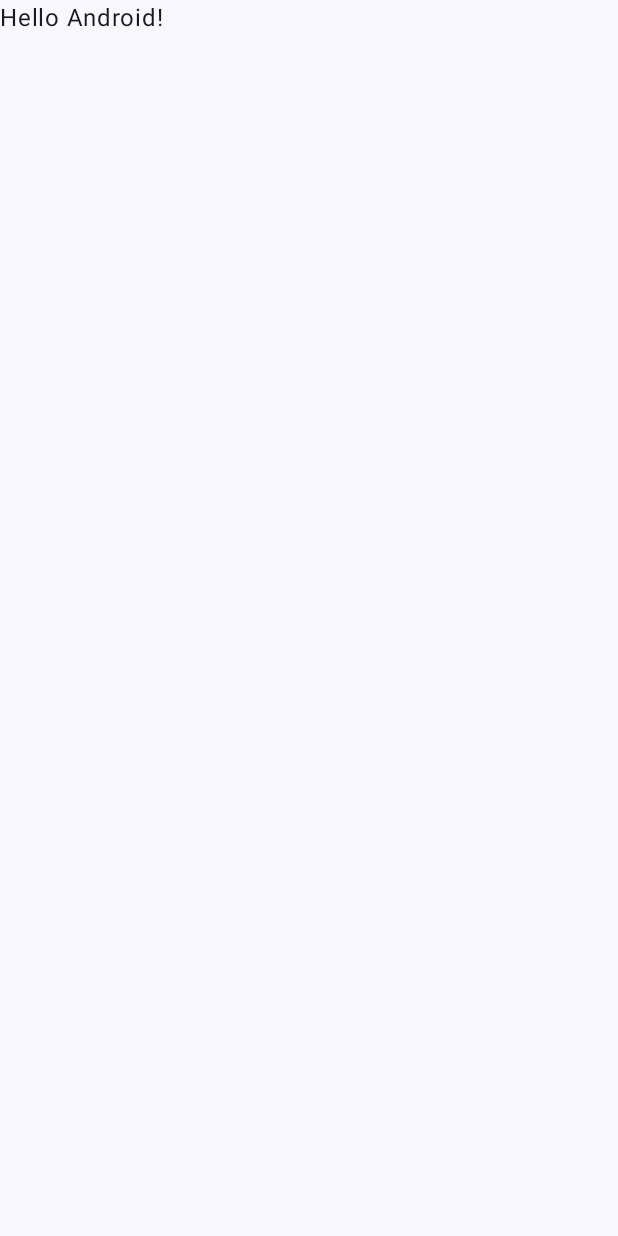
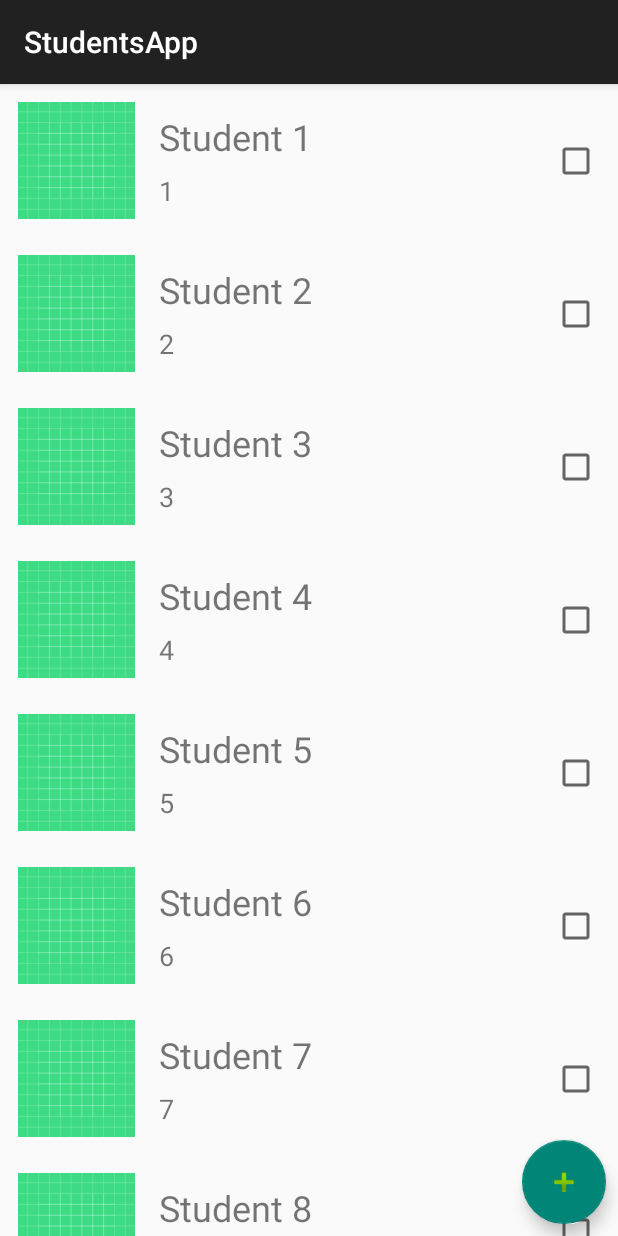
Before and after one commit to royfreund/StudentsApp, an Android app built with Jetpack Compose: the screen it shows after launch (MainActivity before the commit, StudentsRecyclerViewActivity after it), on a phone screen of 412 x 824 dp. Before the commit the screen is almost empty. Run offline under Robolectric (Android 15) with nearby library versions, the phone set to English and light mode, and no system bars.

Commit message:
Finished the students-list with mock data

```diff
--- a/app/build.gradle.kts
+++ b/app/build.gradle.kts
@@ -11,7 +11,7 @@ android {
     defaultConfig {
         applicationId = "com.example.studentsapp"
         minSdk = 24
-        targetSdk = 35
+        targetSdk = 34
         versionCode = 1
         versionName = "1.0"
 
@@ -49,6 +49,11 @@ dependencies {
     implementation(libs.androidx.ui.graphics)
     implementation(libs.androidx.ui.tooling.preview)
     implementation(libs.androidx.material3)
+    implementation(libs.androidx.constraintlayout)
+    implementation(libs.androidx.recyclerview)
+    implementation(libs.androidx.appcompat)
+    implementation(libs.material)
+    implementation(libs.androidx.activity)
     testImplementation(libs.junit)
     androidTestImplementation(libs.androidx.junit)
     androidTestImplementation(libs.androidx.espresso.core)
--- a/app/src/main/AndroidManifest.xml
+++ b/app/src/main/AndroidManifest.xml
@@ -7,19 +7,16 @@
         android:dataExtractionRules="@xml/data_extraction_rules"
         android:fullBackupContent="@xml/backup_rules"
         android:icon="@mipmap/ic_launcher"
-        android:label="@string/app_name"
         android:roundIcon="@mipmap/ic_launcher_round"
         android:supportsRtl="true"
-        android:theme="@style/Theme.StudentsApp"
         tools:targetApi="31">
         <activity
-            android:name=".MainActivity"
+            android:name=".StudentsRecyclerViewActivity"
             android:exported="true"
             android:label="@string/app_name"
             android:theme="@style/Theme.StudentsApp">
             <intent-filter>
                 <action android:name="android.intent.action.MAIN" />
-
                 <category android:name="android.intent.category.LAUNCHER" />
             </intent-filter>
         </activity>
--- a/app/src/main/java/com/example/studentsapp/MainActivity.kt
+++ /dev/null
@@ -1,47 +0,0 @@
-package com.example.studentsapp
-
-import android.os.Bundle
-import androidx.activity.ComponentActivity
-import androidx.activity.compose.setContent
-import androidx.activity.enableEdgeToEdge
-import androidx.compose.foundation.layout.fillMaxSize
-import androidx.compose.foundation.layout.padding
-import androidx.compose.material3.Scaffold
-import androidx.compose.material3.Text
-import androidx.compose.runtime.Composable
-import androidx.compose.ui.Modifier
-import androidx.compose.ui.tooling.preview.Preview
-import com.example.studentsapp.ui.theme.StudentsAppTheme
-
-class MainActivity : ComponentActivity() {
-    override fun onCreate(savedInstanceState: Bundle?) {
-        super.onCreate(savedInstanceState)
-        enableEdgeToEdge()
-        setContent {
-            StudentsAppTheme {
-                Scaffold(modifier = Modifier.fillMaxSize()) { innerPadding ->
-                    Greeting(
-                        name = "Android",
-                        modifier = Modifier.padding(innerPadding)
-                    )
-                }
-            }
-        }
-    }
-}
-
-@Composable
-fun Greeting(name: String, modifier: Modifier = Modifier) {
-    Text(
-        text = "Hello $name!",
-        modifier = modifier
-    )
-}
-
-@Preview(showBackground = true)
-@Composable
-fun GreetingPreview() {
-    StudentsAppTheme {
-        Greeting("Android")
-    }
-}
--- /dev/null
+++ b/app/src/main/java/com/example/studentsapp/StudentsRecyclerViewActivity.kt
@@ -0,0 +1,35 @@
+package com.example.studentsapp
+
+import android.os.Bundle
+import android.util.Log
+import androidx.appcompat.app.AppCompatActivity
+import androidx.recyclerview.widget.LinearLayoutManager
+import androidx.recyclerview.widget.RecyclerView
+import com.example.studentsapp.model.Model
+import com.example.studentsapp.model.Student
+import com.example.studentsapp.utils.OnItemClickListener
+import com.example.studentsapp.utils.StudentsRecyclerAdapter
+
+class StudentsRecyclerViewActivity : AppCompatActivity() {
+    override fun onCreate(savedInstanceState: Bundle?) {
+        super.onCreate(savedInstanceState)
+        setContentView(R.layout.activity_students_recycler_view)
+
+        val studentsRecyclerView = findViewById<RecyclerView>(R.id.betterStudentsList)
+        studentsRecyclerView.setHasFixedSize(true)
+        studentsRecyclerView.layoutManager = LinearLayoutManager(this)
+
+        val adapter = StudentsRecyclerAdapter(Model.instance.getStudents())
+        adapter.listener = object : OnItemClickListener {
+            override fun onItemClick(position: Int) {
+                Log.i("TAG", "StudentsRecyclerAdapter: Clicked on position $position")
+            }
+
+            override fun onStudentClick(student: Student?) {
+                Log.i("TAG", "Student $student")
+            }
+        }
+
+        studentsRecyclerView.adapter = adapter
+    }
+}
--- a/app/src/main/java/com/example/studentsapp/model/Model.kt
+++ b/app/src/main/java/com/example/studentsapp/model/Model.kt
@@ -6,6 +6,12 @@ class Model private constructor() {
 
     companion object {
         val instance = Model()
+    }
+
+    init {
+        for (i in 1..20) {
+            students.add(Student("Student $i", "$i", "http://me.png/$i", "Address $i", false))
+        }
     }
 
     fun getStudents(): MutableList<Student> {
--- /dev/null
+++ b/app/src/main/java/com/example/studentsapp/utils/StudentsRecyclerAdapter.kt
@@ -0,0 +1,27 @@
+package com.example.studentsapp.utils
+
+import android.view.LayoutInflater
+import android.view.View
+import android.view.ViewGroup
+import androidx.recyclerview.widget.RecyclerView
+import com.example.studentsapp.R
+import com.example.studentsapp.model.Student
+
+class StudentsRecyclerAdapter(private val students: MutableList<Student>?): RecyclerView.Adapter<StudentsViewHolder>() {
+
+    var listener: OnItemClickListener? = null
+
+    override fun onCreateViewHolder(parent: ViewGroup, viewType: Int): StudentsViewHolder {
+        val itemView: View = LayoutInflater.from(parent.context).inflate(R.layout.student_row_layout, parent, false)
+        return StudentsViewHolder(itemView, listener)
+    }
+
+    override fun getItemCount(): Int {
+        return students?.size ?: 0
+    }
+
+    override fun onBindViewHolder(holder: StudentsViewHolder, position: Int) {
+        val student = students?.get(position)
+        holder.bind(student)
+    }
+}
--- /dev/null
+++ b/app/src/main/java/com/example/studentsapp/utils/StudentsViewHolder.kt
@@ -0,0 +1,49 @@
+package com.example.studentsapp.utils
+
+import android.util.Log
+import android.view.View
+import android.widget.CheckBox
+import android.widget.TextView
+import androidx.recyclerview.widget.RecyclerView
+import com.example.studentsapp.R
+import com.example.studentsapp.model.Model
+import com.example.studentsapp.model.Student
+
+interface OnItemClickListener {
+    fun onItemClick(position: Int)
+    fun onStudentClick(student: Student?)
+}
+
+class StudentsViewHolder(itemView: View, listener: OnItemClickListener?) : RecyclerView.ViewHolder(itemView) {
+    private var tvStudentName: TextView? = null
+    private var tvStudentId: TextView? = null
+    private var cbStudentIsChecked: CheckBox? = null
+    private var student: Student? = null
+
+    init {
+        this.tvStudentName = itemView.findViewById<TextView>(R.id.tvStudentName)
+        this.tvStudentId = itemView.findViewById<TextView>(R.id.tvStudentId)
+        this.cbStudentIsChecked = itemView.findViewById<CheckBox>(R.id.cbStudentIsChecked)
+
+        this.cbStudentIsChecked?.setOnClickListener {
+            val student: Student = Model.instance.getStudents()[bindingAdapterPosition]
+            student.isChecked = this.cbStudentIsChecked?.isChecked ?: false
+        }
+
+        itemView.setOnClickListener {
+            Log.i("TAG", "StudentsViewHolder: Clicked on position $bindingAdapterPosition")
+
+            listener?.onItemClick(bindingAdapterPosition)
+            listener?.onStudentClick(this.student)
+        }
+    }
+
+    fun bind(student: Student?) {
+        this.student = student
+        this.tvStudentName?.text = student?.name
+        this.tvStudentId?.text = student?.id
+        this.cbStudentIsChecked?.apply {
+            isChecked = student?.isChecked ?: false
+        }
+    }
+}
--- /dev/null
+++ b/app/src/main/res/layout/activity_students_recycler_view.xml
@@ -0,0 +1,26 @@
+<?xml version="1.0" encoding="utf-8"?>
+<androidx.constraintlayout.widget.ConstraintLayout xmlns:android="http://schemas.android.com/apk/res/android"
+    xmlns:app="http://schemas.android.com/apk/res-auto"
+    android:layout_width="match_parent"
+    android:layout_height="match_parent">
+
+    <androidx.recyclerview.widget.RecyclerView
+        android:id="@+id/betterStudentsList"
+        android:layout_width="match_parent"
+        android:layout_height="0dp"
+        app:layout_constraintBottom_toBottomOf="parent"
+        app:layout_constraintEnd_toEndOf="parent"
+        app:layout_constraintStart_toStartOf="parent"
+        app:layout_constraintTop_toTopOf="parent" />
+
+    <com.google.android.material.floatingactionbutton.FloatingActionButton
+        android:id="@+id/addStudentBtn"
+        android:layout_width="wrap_content"
+        android:layout_height="wrap_content"
+        android:layout_marginRight="8dp"
+        android:layout_marginBottom="8dp"
+        android:clickable="true"
+        app:layout_constraintBottom_toBottomOf="parent"
+        app:layout_constraintEnd_toEndOf="parent"
+        app:srcCompat="@android:drawable/ic_input_add" />
+</androidx.constraintlayout.widget.ConstraintLayout>
--- /dev/null
+++ b/app/src/main/res/layout/student_row_layout.xml
@@ -0,0 +1,55 @@
+<?xml version="1.0" encoding="utf-8"?>
+<androidx.constraintlayout.widget.ConstraintLayout xmlns:android="http://schemas.android.com/apk/res/android"
+    xmlns:app="http://schemas.android.com/apk/res-auto"
+    android:id="@+id/studentRow"
+    android:layout_width="match_parent"
+    android:layout_height="wrap_content"
+    android:focusable="auto"
+    android:padding="12sp"
+    android:background="?attr/selectableItemBackground">
+
+    <ImageView
+        android:id="@+id/ivStudentImage"
+        android:layout_width="78dp"
+        android:layout_height="78dp"
+        android:contentDescription="@string/app_name"
+        android:visibility="visible"
+        app:layout_constraintBottom_toBottomOf="parent"
+        app:layout_constraintStart_toStartOf="parent"
+        app:layout_constraintTop_toTopOf="parent"
+        app:srcCompat="@drawable/ic_launcher_background" />
+
+    <TextView
+        android:id="@+id/tvStudentName"
+        android:layout_width="0dp"
+        android:layout_height="wrap_content"
+        android:layout_marginStart="16dp"
+        android:layout_marginEnd="16dp"
+        android:textSize="24sp"
+        app:layout_constraintBottom_toTopOf="@+id/tvStudentId"
+        app:layout_constraintEnd_toStartOf="@+id/cbStudentIsChecked"
+        app:layout_constraintStart_toEndOf="@+id/ivStudentImage"
+        app:layout_constraintTop_toTopOf="parent" />
+
+    <TextView
+        android:id="@+id/tvStudentId"
+        android:layout_width="0dp"
+        android:layout_height="wrap_content"
+        android:layout_marginStart="16dp"
+        android:layout_marginEnd="16dp"
+        android:textSize="18sp"
+        app:layout_constraintBottom_toBottomOf="parent"
+        app:layout_constraintEnd_toStartOf="@+id/cbStudentIsChecked"
+        app:layout_constraintStart_toEndOf="@+id/ivStudentImage"
+        app:layout_constraintTop_toBottomOf="@+id/tvStudentName" />
+
+    <CheckBox
+        android:id="@+id/cbStudentIsChecked"
+        android:layout_width="wrap_content"
+        android:layout_height="wrap_content"
+        android:focusable="false"
+        app:layout_constraintBottom_toBottomOf="parent"
+        app:layout_constraintEnd_toEndOf="parent"
+        app:layout_constraintTop_toTopOf="parent" />
+
+</androidx.constraintlayout.widget.ConstraintLayout>
--- a/app/src/main/res/values/themes.xml
+++ b/app/src/main/res/values/themes.xml
@@ -1,5 +1,4 @@
 <?xml version="1.0" encoding="utf-8"?>
 <resources>
-
-    <style name="Theme.StudentsApp" parent="android:Theme.Material.Light.NoActionBar" />
+    <style name="Theme.StudentsApp" parent="Theme.AppCompat.Light.DarkActionBar" />
 </resources>
```
Also changed, not shown: gradle/libs.versions.toml (+11 -1 lines).
